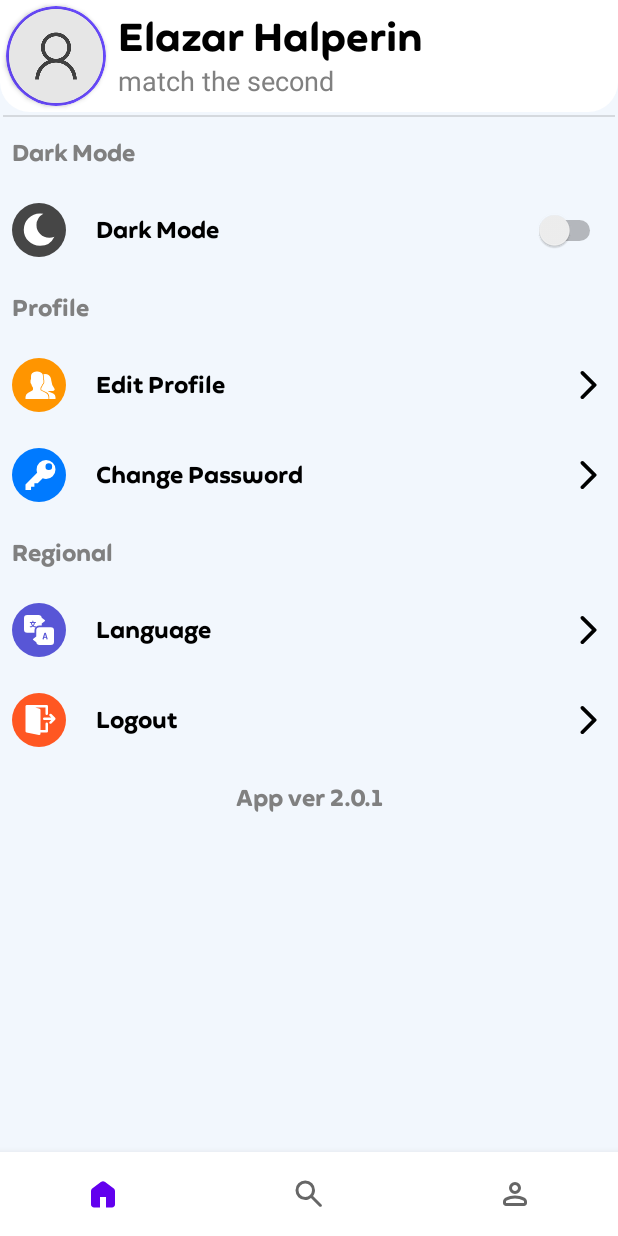
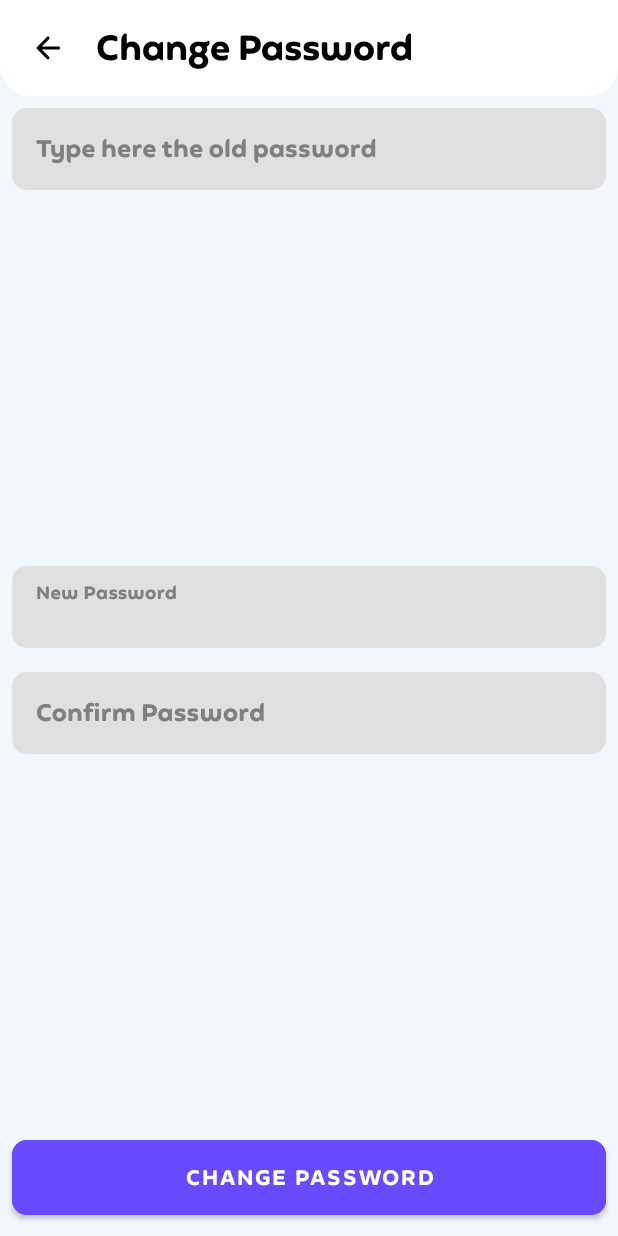
Before and after one commit to Elazar-Halperin/Find-driving-teacher-application, an Android app: the UserSettingsFragment screen opened through its navigation route, after a tap on "Change Password", on a phone screen of 412 x 824 dp. Run offline under Robolectric (Android 15) with nearby library versions, the phone set to English and light mode, and no system bars; our stand-ins replace Firebase (no records; nobody signed in at launch, a user with empty details on screens opened directly), Shimmer, navigation-ui, sdp/ssp sizes; libraries missing offline, so code that uses them is left out: com.google.firestore.v1.

Commit message:
updating password finally finished.

```diff
--- /dev/null
+++ b/app/src/main/java/com/elazarhalperin/fluentify/activities/ChangePasswordActivity.java
@@ -0,0 +1,114 @@
+package com.elazarhalperin.fluentify.activities;
+
+import androidx.annotation.NonNull;
+import androidx.appcompat.app.AppCompatActivity;
+
+import android.os.Bundle;
+import android.widget.Button;
+import android.widget.Toast;
+
+import com.elazarhalperin.fluentify.R;
+import com.elazarhalperin.fluentify.helpers.UserSignValidity;
+import com.google.android.gms.tasks.OnCompleteListener;
+import com.google.android.gms.tasks.Task;
+import com.google.android.material.floatingactionbutton.FloatingActionButton;
+import com.google.android.material.textfield.TextInputEditText;
+import com.google.firebase.auth.AuthCredential;
+import com.google.firebase.auth.EmailAuthProvider;
+import com.google.firebase.auth.FirebaseAuth;
+import com.google.firebase.auth.FirebaseUser;
+
+public class ChangePasswordActivity extends AppCompatActivity {
+    TextInputEditText et_newPassword, et_confirmPassword, et_currentPasswrod;
+    Button btn_changePassword;
+    FloatingActionButton fab_goBack;
+
+    FirebaseUser user;
+
+    @Override
+    protected void onCreate(Bundle savedInstanceState) {
+        super.onCreate(savedInstanceState);
+        setContentView(R.layout.activity_change_password);
+
+        et_newPassword = findViewById(R.id.et_newPassword);
+        et_confirmPassword = findViewById(R.id.et_passwordConfirm);
+        et_currentPasswrod = findViewById(R.id.et_currentPassword);
+
+        btn_changePassword = findViewById(R.id.btn_changePassword);
+
+        fab_goBack = findViewById(R.id.fab_goBack);
+
+        user = FirebaseAuth.getInstance().getCurrentUser();
+
+        setListeners();
+    }
+
+    private void setListeners() {
+        fab_goBack.setOnClickListener(v -> {
+            finish();
+        });
+
+        btn_changePassword.setOnClickListener(v -> {
+            String newPassword = et_newPassword.getText().toString().trim();
+            String confirmPassword = et_newPassword.getText().toString().trim();
+            String currentPassword = et_currentPasswrod.getText().toString().trim();
+
+            if (!UserSignValidity.isPasswordValid(currentPassword)) {
+                et_newPassword.requestFocus();
+                et_newPassword.setError("Invalid Password, pls try again.");
+                return;
+            }
+
+            if (!UserSignValidity.isPasswordValid(newPassword)) {
+                et_newPassword.requestFocus();
+                et_newPassword.setError("Invalid Password, pls try again.");
+                return;
+            }
+
+            if (!newPassword.equals(confirmPassword)) {
+                et_confirmPassword.requestFocus();
+                et_confirmPassword.setError("The two fields must be identical!");
+                return;
+            }
+
+            if (newPassword.equals(currentPassword)) {
+                et_newPassword.requestFocus();
+                et_newPassword.setError("Can't change to the current password.");
+                return;
+            }
+
+            verifyAndUpdatePassword(currentPassword, newPassword);
+        });
+
+    }
+
+    private void verifyAndUpdatePassword(String current, String changed) {
+
+        AuthCredential authCredential = EmailAuthProvider.getCredential(user.getEmail(), current);
+
+
+        user.reauthenticate(authCredential)
+                .addOnCompleteListener(new OnCompleteListener<Void>() {
+                    @Override
+                    public void onComplete(@NonNull Task<Void> task) {
+                        if (task.isSuccessful()) {
+                            user.updatePassword(changed)
+                                    .addOnCompleteListener(new OnCompleteListener<Void>() {
+                                        @Override
+                                        public void onComplete(@NonNull Task<Void> task) {
+                                            if (task.isSuccessful()) {
+                                                Toast.makeText(getApplicationContext(), "Password updated successfully", Toast.LENGTH_SHORT).show();
+                                                finish();
+                                            } else {
+                                                Toast.makeText(getApplicationContext(), "Failed to update your password....", Toast.LENGTH_SHORT).show();
+                                            }
+                                        }
+                                    });
+                        } else {
+                            Toast.makeText(getApplicationContext(), "Failed to update your password....", Toast.LENGTH_SHORT).show();
+                        }
+                    }
+                });
+
+    }
+}
--- a/app/src/main/java/com/elazarhalperin/fluentify/fragments/UserSettingsFragment.java
+++ b/app/src/main/java/com/elazarhalperin/fluentify/fragments/UserSettingsFragment.java
@@ -4,6 +4,8 @@ import android.animation.LayoutTransition;
 import android.animation.ObjectAnimator;
 import android.content.Intent;
 import android.content.SharedPreferences;
+import android.content.pm.PackageInfo;
+import android.content.pm.PackageManager;
 import android.content.res.Configuration;
 import android.content.res.Resources;
 import android.graphics.drawable.Drawable;
@@ -33,10 +35,12 @@ import android.widget.RadioGroup;
 import android.widget.Switch;
 import android.widget.TextView;
 import android.widget.Toast;
+
 import androidx.core.os.ConfigurationCompat;
 
 
 import com.elazarhalperin.fluentify.R;
+import com.elazarhalperin.fluentify.activities.ChangePasswordActivity;
 import com.elazarhalperin.fluentify.activities.MainSignActivity;
 import com.elazarhalperin.fluentify.helpers.DarkModeManager;
 import com.google.firebase.auth.EmailAuthProvider;
@@ -45,7 +49,7 @@ import com.google.firebase.auth.FirebaseAuth;
 import java.util.Locale;
 
 public class UserSettingsFragment extends Fragment {
-    TextView tv_editProfile, tv_changePassword, tv_language, tv_logOut;
+    TextView tv_editProfile, tv_changePassword, tv_language, tv_logOut, tv_appVersion;
     Switch switch_darkMode;
 
     RadioGroup rg_holder;
@@ -81,6 +85,7 @@ public class UserSettingsFragment extends Fragment {
         tv_changePassword = view.findViewById(R.id.tv_changePassword);
         tv_language = view.findViewById(R.id.tv_language);
         tv_logOut = view.findViewById(R.id.tv_logOut);
+        tv_appVersion = view.findViewById(R.id.tv_appVersion);
 
         rg_holder = view.findViewById(R.id.rg_holder);
         rb_english = view.findViewById(R.id.rb_english);
@@ -99,7 +104,7 @@ public class UserSettingsFragment extends Fragment {
 
         String lang = prefs.getString("lang", getActivity().getResources().getConfiguration().locale.getLanguage());
 
-        if(lang.equals("en")) {
+        if (lang.equals("en")) {
             rb_english.setChecked(true);
         } else {
             rb_hebrew.setChecked(true);
@@ -108,9 +113,27 @@ public class UserSettingsFragment extends Fragment {
         // smothing the transition when expanding the layout
         linearLayout.getLayoutTransition().enableTransitionType(LayoutTransition.CHANGING);
 
+        signAppVersion();
         setCurrentMode();
 
         setListeners();
+    }
+
+    private void signAppVersion() {
+        // Get the app's package information
+        PackageManager packageManager = getActivity().getPackageManager();
+        PackageInfo packageInfo = null;
+        try {
+            packageInfo = packageManager.getPackageInfo(getActivity().getPackageName(), 0);
+        } catch (PackageManager.NameNotFoundException e) {
+            e.printStackTrace();
+            return;
+        }
+
+        // Get the app's version name
+        String appVersion = packageInfo.versionName;
+        // Set the app's version to a TextView
+        tv_appVersion.setText("App Version " + appVersion);
     }
 
     private void setCurrentMode() {
@@ -153,7 +176,7 @@ public class UserSettingsFragment extends Fragment {
         rb_english.setOnCheckedChangeListener(new CompoundButton.OnCheckedChangeListener() {
             @Override
             public void onCheckedChanged(CompoundButton buttonView, boolean isChecked) {
-                if(isChecked) {
+                if (isChecked) {
                     switchAppLanguage("en");
                     Log.d("loch", "english");
                 }
@@ -162,7 +185,7 @@ public class UserSettingsFragment extends Fragment {
         rb_hebrew.setOnCheckedChangeListener(new CompoundButton.OnCheckedChangeListener() {
             @Override
             public void onCheckedChanged(CompoundButton buttonView, boolean isChecked) {
-                if(isChecked) {
+                if (isChecked) {
                     switchAppLanguage("he");
                     Log.d("loch", "hebrew");
                 }
@@ -232,6 +255,8 @@ public class UserSettingsFragment extends Fragment {
     }
 
     private void changePassword() {
+        Intent i = new Intent(getActivity(), ChangePasswordActivity.class);
+        startActivity(i);
     }
 
     /**
--- a/app/src/main/java/com/elazarhalperin/fluentify/helpers/UserSignValidity.java
+++ b/app/src/main/java/com/elazarhalperin/fluentify/helpers/UserSignValidity.java
@@ -4,7 +4,7 @@ import android.util.Patterns;
 
 import java.util.regex.Pattern;
 
-public class UserSignValidity {
+public abstract class UserSignValidity {
     public static boolean isPasswordValid(String password) {
         if(password == null || password.isEmpty())
             return false;
--- /dev/null
+++ b/app/src/main/res/layout/activity_change_password.xml
@@ -0,0 +1,153 @@
+<?xml version="1.0" encoding="utf-8"?>
+<LinearLayout xmlns:android="http://schemas.android.com/apk/res/android"
+    xmlns:app="http://schemas.android.com/apk/res-auto"
+    xmlns:tools="http://schemas.android.com/tools"
+    android:layout_width="match_parent"
+    android:layout_height="match_parent"
+    android:orientation="vertical"
+    android:background="@color/background_main"
+    tools:context=".activities.ChangePasswordActivity">
+
+
+    <LinearLayout
+        android:layout_width="match_parent"
+        android:layout_height="wrap_content"
+        android:gravity="center"
+        android:background="@drawable/tab_indicator"
+        android:backgroundTint="@color/background_dark"
+        android:orientation="horizontal">
+
+        <com.google.android.material.floatingactionbutton.FloatingActionButton
+            android:id="@+id/fab_goBack"
+            android:layout_width="wrap_content"
+            android:layout_height="wrap_content"
+            android:layout_margin="8dp"
+            android:backgroundTint="@color/background_dark"
+            android:clickable="true"
+            app:borderWidth="0dp"
+            app:elevation="0dp"
+            app:fabCustomSize="48dp"
+            app:layout_constraintStart_toStartOf="parent"
+            app:srcCompat="@drawable/ic_round_arrow_back_24" />
+
+
+        <TextView
+            android:layout_width="match_parent"
+            android:layout_height="wrap_content"
+            android:layout_gravity="center"
+            android:ellipsize="marquee"
+            android:focusedByDefault="true"
+            android:fontFamily="@font/feather_bold"
+            android:marqueeRepeatLimit="marquee_forever"
+            android:text="@string/change_password"
+            android:textColor="@color/black_text_color"
+            android:textSize="@dimen/_18ssp" />
+
+
+
+    </LinearLayout>
+
+    <LinearLayout
+        android:layout_width="match_parent"
+        android:layout_height="wrap_content"
+        android:orientation="vertical">
+        <com.google.android.material.textfield.TextInputLayout
+
+            android:layout_width="match_parent"
+            android:layout_height="wrap_content"
+            android:layout_margin="8dp"
+            android:textColorHint="@color/gray_text_color"
+            app:boxCornerRadiusBottomEnd="10dp"
+            app:boxCornerRadiusBottomStart="10dp"
+            app:boxCornerRadiusTopEnd="10dp"
+            app:boxCornerRadiusTopStart="10dp"
+            app:boxStrokeWidth="0dp"
+            app:boxStrokeWidthFocused="0dp"
+            app:hintTextColor="@color/gray_text_color">
+
+            <com.google.android.material.textfield.TextInputEditText
+                android:id="@+id/et_currentPassword"
+                android:layout_width="match_parent"
+                android:layout_height="wrap_content"
+                android:fontFamily="@font/feather_bold"
+                android:hint="Type here the old password"
+                android:focusedByDefault="true"
+                android:singleLine="true"
+                android:textColor="@color/black_text_color"
+                android:textColorHint="@color/fade_white"
+                android:textCursorDrawable="@drawable/cursor" />
+        </com.google.android.material.textfield.TextInputLayout>
+    </LinearLayout>
+
+    <LinearLayout
+        android:layout_width="match_parent"
+        android:layout_height="match_parent"
+        android:orientation="vertical"
+        android:layout_weight="1"
+        android:gravity="center">
+
+        <com.google.android.material.textfield.TextInputLayout
+
+            android:layout_width="match_parent"
+            android:layout_height="wrap_content"
+            android:layout_margin="8dp"
+            android:textColorHint="@color/gray_text_color"
+            app:boxCornerRadiusBottomEnd="10dp"
+            app:boxCornerRadiusBottomStart="10dp"
+            app:boxCornerRadiusTopEnd="10dp"
+            app:boxCornerRadiusTopStart="10dp"
+            app:boxStrokeWidth="0dp"
+            app:boxStrokeWidthFocused="0dp"
+            app:hintTextColor="@color/gray_text_color">
+
+            <com.google.android.material.textfield.TextInputEditText
+                android:id="@+id/et_newPassword"
+                android:layout_width="match_parent"
+                android:layout_height="wrap_content"
+                android:fontFamily="@font/feather_bold"
+                android:hint="@string/new_password"
+                android:focusedByDefault="true"
+                android:singleLine="true"
+                android:textColor="@color/black_text_color"
+                android:textColorHint="@color/fade_white"
+                android:textCursorDrawable="@drawable/cursor" />
+        </com.google.android.material.textfield.TextInputLayout>
+        <com.google.android.material.textfield.TextInputLayout
+            android:layout_width="match_parent"
+            android:layout_height="wrap_content"
+            android:layout_margin="8dp"
+            android:textColorHint="@color/gray_text_color"
+            app:boxCornerRadiusBottomEnd="10dp"
+            app:boxCornerRadiusBottomStart="10dp"
+            app:boxCornerRadiusTopEnd="10dp"
+            app:boxCornerRadiusTopStart="10dp"
+            app:boxStrokeWidth="0dp"
+            app:boxStrokeWidthFocused="0dp"
+            app:hintTextColor="@color/gray_text_color">
+
+            <com.google.android.material.textfield.TextInputEditText
+                android:id="@+id/et_passwordConfirm"
+                android:layout_width="match_parent"
+                android:layout_height="wrap_content"
+                android:fontFamily="@font/feather_bold"
+                android:hint="@string/confirm_password"
+                android:singleLine="true"
+                android:textColor="@color/black_text_color"
+                android:textColorHint="@color/fade_white"
+                android:textCursorDrawable="@drawable/cursor" />
+        </com.google.android.material.textfield.TextInputLayout>
+    </LinearLayout>
+
+        <com.google.android.material.button.MaterialButton
+            android:id="@+id/btn_changePassword"
+            android:layout_width="match_parent"
+            android:layout_height="wrap_content"
+            android:layout_margin="8dp"
+            android:backgroundTint="@color/background_purple"
+            android:fontFamily="@font/feather_bold"
+            android:paddingVertical="16dp"
+            android:text="@string/change_password"
+            android:textColor="@color/white"
+            app:cornerRadius="10dp" />
+
+</LinearLayout>
--- a/app/src/main/res/layout/activity_sign_up.xml
+++ b/app/src/main/res/layout/activity_sign_up.xml
@@ -62,7 +62,7 @@
                 android:fontFamily="@font/feather_bold"
                 android:hint="@string/email"
                 android:singleLine="true"
-                android:textColor="@color/black"
+                android:textColor="@color/black_text_color"
                 android:textColorHint="@color/fade_white"
                 android:textCursorDrawable="@drawable/cursor" />
         </com.google.android.material.textfield.TextInputLayout>
@@ -88,7 +88,7 @@
                 android:fontFamily="@font/feather_bold"
                 android:hint="@string/name"
                 android:singleLine="true"
-                android:textColor="@color/black"
+                android:textColor="@color/black_text_color"
                 android:textColorHint="@color/fade_white"
                 android:textCursorDrawable="@drawable/cursor" />
         </com.google.android.material.textfield.TextInputLayout>
@@ -113,7 +113,7 @@
                 android:fontFamily="@font/feather_bold"
                 android:hint="@string/password"
                 android:singleLine="true"
-                android:textColor="@color/black"
+                android:textColor="@color/black_text_color"
                 android:textColorHint="@color/fade_white"
                 android:textCursorDrawable="@drawable/cursor" />
         </com.google.android.material.textfield.TextInputLayout>
@@ -138,7 +138,7 @@
                 android:fontFamily="@font/feather_bold"
                 android:hint="@string/confirm_password"
                 android:singleLine="true"
-                android:textColor="@color/black"
+                android:textColor="@color/black_text_color"
                 android:textColorHint="@color/fade_white"
                 android:textCursorDrawable="@drawable/cursor" />
         </com.google.android.material.textfield.TextInputLayout>
--- a/app/src/main/res/layout/fragment_user_settings.xml
+++ b/app/src/main/res/layout/fragment_user_settings.xml
@@ -64,12 +64,6 @@
 
     </LinearLayout>
 
-    <View
-        android:id="@+id/divider2"
-        android:layout_width="match_parent"
-        android:layout_height="1dp"
-        android:layout_margin="2dp"
-        android:background="?android:attr/listDivider" />
     <TextView
         style="@style/viewParent.headerText.settingsMiniTitle"
         android:text="@string/dark_mode"/>
@@ -173,8 +167,8 @@
     <TextView
         android:id="@+id/tv_appVersion"
         style="@style/viewParent.headerText.settingsMiniTitle"
-        android:text="App ver 2.0.1"
-        android:gravity="center"/>
+        android:gravity="center"
+        android:text="App ver 2.0.1" />
 
 
 </LinearLayout>
--- a/app/src/main/res/values/strings.xml
+++ b/app/src/main/res/values/strings.xml
@@ -29,6 +29,7 @@
     <string name="regional">Regional</string>
     <string name="language">Language</string>
     <string name="logout">Logout</string>
+    <string name="new_password">New Password</string>
 
     <string-array name="cities">
         <item>ירושלים והסביבה</item>
```
Also changed, not shown: app/src/main/AndroidManifest.xml (+8 -1 lines).
